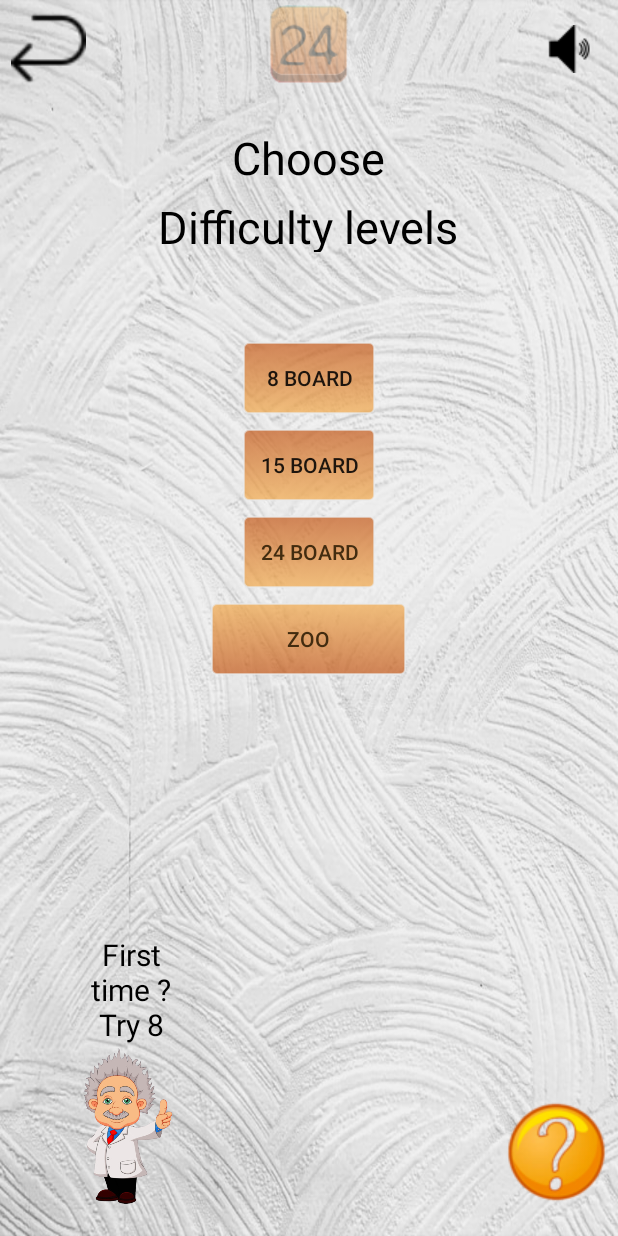
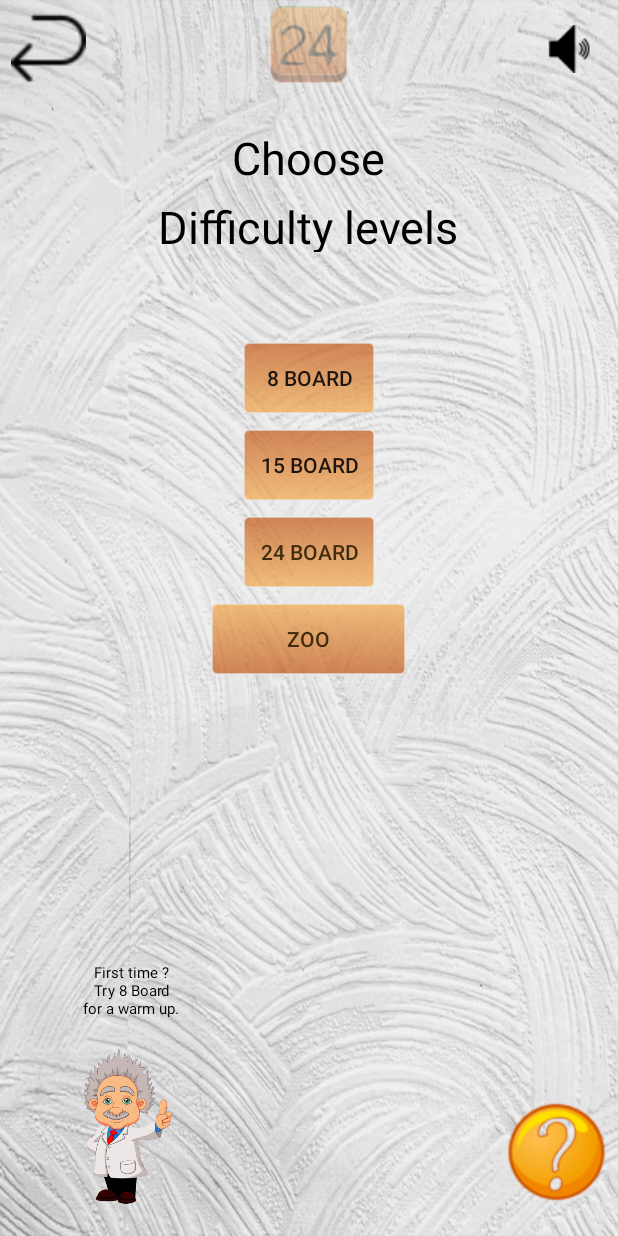
Before and after one commit to Galtager/PuzzleGame, an Android app: the ChooseDifficultActivity screen opened directly, with no data from a screen before it, on a phone screen of 412 x 824 dp. Run offline under Robolectric (Android 15) with nearby library versions, the phone set to English and light mode, and no system bars; libraries missing offline, so code that uses them is left out: com.daimajia.androidanimations; Roboto replaces fonts that are not available here; 6 statements that could not run were skipped.

Commit message:
finish UI and LOGIN

```diff
--- a/app/src/main/res/layout/activity_choose_difficult.xml
+++ b/app/src/main/res/layout/activity_choose_difficult.xml
@@ -144,7 +144,7 @@
             android:text="@string/firstMsg"
             android:textColor="@android:color/black"
             android:visibility="invisible"
-            android:textSize="20sp" />
+            android:textSize="10sp" />
         <androidx.appcompat.widget.AppCompatImageView
             android:layout_width="173dp"
             android:layout_height="105dp"
--- a/app/src/main/res/values/strings.xml
+++ b/app/src/main/res/values/strings.xml
@@ -1,5 +1,5 @@
 <resources>
-    <string name="app_name">PuzzleGame</string>
+    <string name="app_name">PuzzleIt</string>
     <string name="logo">uzzle</string>
     <string name="developers">developers - Gal , Igal , Vova</string>
     <string name="game8">8 puzzle</string>
```
Also changed, not shown: 1 other file.
